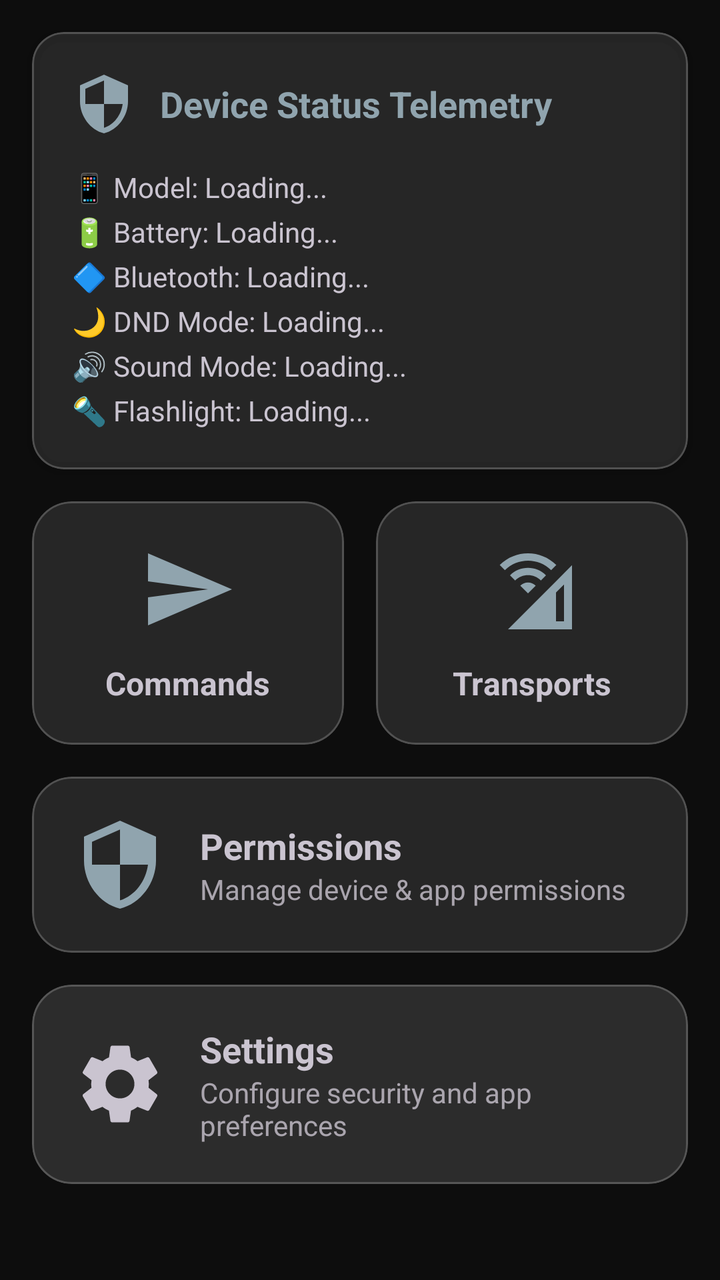
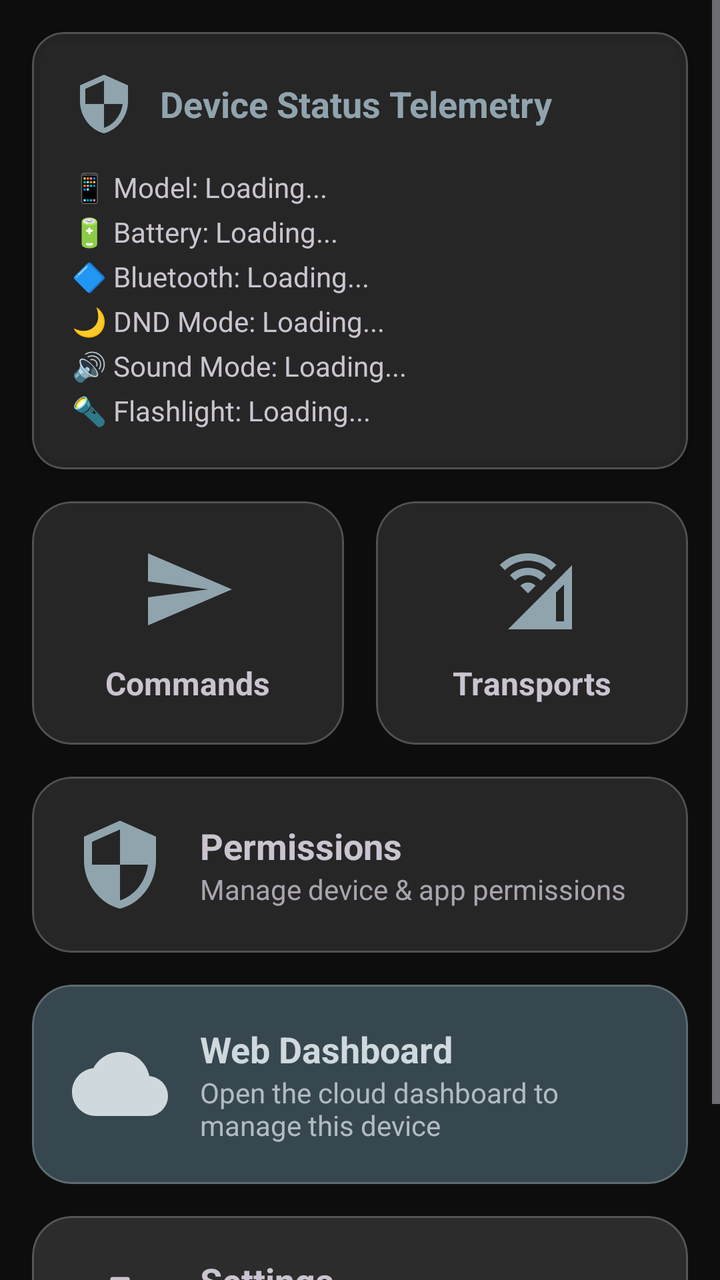

The first picture is an Android layout as it rendered before a commit; the second is the same layout after the commit. The layout source and the unified diff follow.
<!-- AndroidManifest.xml: application theme Theme.Veto -->
<!-- res/layout/fragment_main_page.xml -->
<?xml version="1.0" encoding="utf-8"?>
<ScrollView xmlns:android="http://schemas.android.com/apk/res/android"
    xmlns:app="http://schemas.android.com/apk/res-auto"
    android:layout_width="match_parent"
    android:layout_height="match_parent"
    android:clipToPadding="false"
    android:paddingBottom="16dp">

    <GridLayout
        android:layout_width="match_parent"
        android:layout_height="wrap_content"
        android:columnCount="2"
        android:padding="8dp"
        android:useDefaultMargins="true">

        
        <com.google.android.material.card.MaterialCardView
            android:id="@+id/card_device_info"
            android:layout_width="match_parent"
            android:layout_height="wrap_content"
            android:layout_columnSpan="2"
            android:layout_margin="8dp"
            app:cardElevation="3dp"
            app:cardCornerRadius="16dp">

            <LinearLayout
                android:layout_width="match_parent"
                android:layout_height="wrap_content"
                android:orientation="vertical"
                android:padding="20dp">

                <LinearLayout
                    android:layout_width="match_parent"
                    android:layout_height="wrap_content"
                    android:orientation="horizontal"
                    android:gravity="center_vertical"
                    android:layout_marginBottom="16dp">

                    <ImageView
                        android:layout_width="32dp"
                        android:layout_height="32dp"
                        android:src="@drawable/ic_security"
                        app:tint="?attr/colorPrimary" />

                    <TextView
                        android:layout_width="wrap_content"
                        android:layout_height="wrap_content"
                        android:layout_marginStart="12dp"
                        android:text="Device Status Telemetry"
                        android:textColor="?attr/colorPrimary"
                        android:textSize="18sp"
                        android:textStyle="bold" />
                </LinearLayout>

                <TextView
                    android:id="@+id/tvDeviceDetails"
                    android:layout_width="match_parent"
                    android:layout_height="wrap_content"
                    android:text="📱 Model: Loading...\n🔋 Battery: Loading...\n🔷 Bluetooth: Loading...\n🌙 DND Mode: Loading...\n🔊 Sound Mode: Loading...\n🔦 Flashlight: Loading..."
                    android:textColor="?attr/colorOnSurfaceVariant"
                    android:textSize="14sp"
                    android:lineSpacingExtra="6dp" />
            </LinearLayout>
        </com.google.android.material.card.MaterialCardView>

        
        <com.google.android.material.card.MaterialCardView
            android:id="@+id/card_commands"
            android:layout_width="0dp"
            android:layout_height="wrap_content"
            android:layout_columnWeight="1"
            android:layout_margin="8dp">

            <LinearLayout
                android:layout_width="match_parent"
                android:layout_height="wrap_content"
                android:orientation="vertical"
                android:padding="20dp"
                android:gravity="center">

                <ImageView
                    android:layout_width="48dp"
                    android:layout_height="48dp"
                    android:src="@drawable/ic_send"
                    app:tint="?attr/colorPrimary" />

                <TextView
                    android:layout_width="wrap_content"
                    android:layout_height="wrap_content"
                    android:layout_marginTop="12dp"
                    android:text="Commands"
                    android:textSize="16sp"
                    android:textStyle="bold" />
            </LinearLayout>
        </com.google.android.material.card.MaterialCardView>

        
        <com.google.android.material.card.MaterialCardView
            android:id="@+id/card_transport_channels"
            android:layout_width="0dp"
            android:layout_height="wrap_content"
            android:layout_columnWeight="1"
            android:layout_margin="8dp">

            <LinearLayout
                android:layout_width="match_parent"
                android:layout_height="wrap_content"
                android:orientation="vertical"
                android:padding="20dp"
                android:gravity="center">

                <ImageView
                    android:layout_width="48dp"
                    android:layout_height="48dp"
                    android:src="@drawable/ic_cell_wifi"
                    app:tint="?attr/colorPrimary" />

                <TextView
                    android:layout_width="wrap_content"
                    android:layout_height="wrap_content"
                    android:layout_marginTop="12dp"
                    android:text="Transports"
                    android:textSize="16sp"
                    android:textStyle="bold" />
            </LinearLayout>
        </com.google.android.material.card.MaterialCardView>

        
        <com.google.android.material.card.MaterialCardView
            android:id="@+id/card_permission_manager"
            android:layout_width="match_parent"
            android:layout_height="wrap_content"
            android:layout_columnSpan="2"
            android:layout_margin="8dp">

            <LinearLayout
                android:layout_width="match_parent"
                android:layout_height="wrap_content"
                android:orientation="horizontal"
                android:padding="20dp"
                android:gravity="center_vertical">

                <ImageView
                    android:layout_width="48dp"
                    android:layout_height="48dp"
                    android:src="@drawable/ic_security"
                    app:tint="?attr/colorPrimary" />

                <LinearLayout
                    android:layout_width="match_parent"
                    android:layout_height="wrap_content"
                    android:orientation="vertical"
                    android:layout_marginStart="16dp">
                    <TextView
                        android:layout_width="wrap_content"
                        android:layout_height="wrap_content"
                        android:text="Permissions"
                        android:textSize="18sp"
                        android:textStyle="bold" />
                    <TextView
                        android:layout_width="wrap_content"
                        android:layout_height="wrap_content"
                        android:text="Manage device &amp; app permissions"
                        android:textColor="?attr/colorOnSurfaceVariant"
                        android:alpha="0.8"
                        android:textSize="14sp" />
                </LinearLayout>
            </LinearLayout>
        </com.google.android.material.card.MaterialCardView>


        
        <com.google.android.material.card.MaterialCardView
            android:id="@+id/card_settings"
            android:layout_width="match_parent"
            android:layout_height="wrap_content"
            android:layout_columnSpan="2"
            android:layout_margin="8dp"
            app:cardBackgroundColor="?attr/colorSurfaceVariant">

            <LinearLayout
                android:layout_width="match_parent"
                android:layout_height="wrap_content"
                android:orientation="horizontal"
                android:padding="20dp"
                android:gravity="center_vertical">

                <ImageView
                    android:layout_width="48dp"
                    android:layout_height="48dp"
                    android:src="@drawable/ic_settings"
                    app:tint="?attr/colorOnSurfaceVariant" />

                <LinearLayout
                    android:layout_width="match_parent"
                    android:layout_height="wrap_content"
                    android:orientation="vertical"
                    android:layout_marginStart="16dp">
                    <TextView
                        android:layout_width="wrap_content"
                        android:layout_height="wrap_content"
                        android:text="Settings"
                        android:textSize="18sp"
                        android:textColor="?attr/colorOnSurfaceVariant"
                        android:textStyle="bold" />
                    <TextView
                        android:layout_width="wrap_content"
                        android:layout_height="wrap_content"
                        android:text="Configure security and app preferences"
                        android:textColor="?attr/colorOnSurfaceVariant"
                        android:alpha="0.8"
                        android:textSize="14sp" />
                </LinearLayout>
            </LinearLayout>
        </com.google.android.material.card.MaterialCardView>

    </GridLayout>
</ScrollView>
<!-- resources referenced by this layout -->
<resources>
  <color name="colorIcon">#CFD8DC</color>
  <style name="AppTheme" parent="Theme.Material3.Dark.NoActionBar">
          <item name="android:windowBackground">@drawable/bg</item>
          <item name="colorPrimary">@color/md_theme_primary</item>
          <item name="colorOnPrimary">@color/md_theme_onPrimary</item>
          <item name="colorPrimaryContainer">@color/md_theme_primaryContainer</item>
          <item name="colorOnPrimaryContainer">@color/md_theme_onPrimaryContainer</item>
          <item name="colorSecondary">@color/md_theme_secondary</item>
          <item name="colorOnSecondary">@color/md_theme_onSecondary</item>
          <item name="colorSecondaryContainer">@color/md_theme_secondaryContainer</item>
          <item name="colorOnSecondaryContainer">@color/md_theme_onSecondaryContainer</item>
          <item name="colorTertiary">@color/md_theme_tertiary</item>
          <item name="colorOnTertiary">@color/md_theme_onTertiary</item>
          <item name="colorTertiaryContainer">@color/md_theme_tertiaryContainer</item>
          <item name="colorOnTertiaryContainer">@color/md_theme_onTertiaryContainer</item>
          <item name="colorError">@color/md_theme_error</item>
          <item name="colorOnError">@color/md_theme_onError</item>
          <item name="colorErrorContainer">@color/md_theme_errorContainer</item>
          <item name="colorOnErrorContainer">@color/md_theme_onErrorContainer</item>
          <item name="android:colorBackground">@color/md_theme_background</item>
          <item name="colorOnBackground">@color/md_theme_onBackground</item>
          <item name="colorSurface">@color/md_theme_surface</item>
          <item name="colorOnSurface">@color/md_theme_onSurface</item>
          <item name="colorSurfaceVariant">@color/md_theme_surfaceVariant</item>
          <item name="colorOnSurfaceVariant">@color/md_theme_onSurfaceVariant</item>
          <item name="colorOutline">@color/md_theme_outline</item>
          <item name="colorOutlineVariant">@color/md_theme_outlineVariant</item>
          <item name="colorSurfaceInverse">@color/md_theme_inverseSurface</item>
          <item name="colorOnSurfaceInverse">@color/md_theme_inverseOnSurface</item>
          <item name="colorPrimaryInverse">@color/md_theme_inversePrimary</item>
          
          
          <item name="materialCardViewStyle">@style/Widget.LCLD.GlassCard</item>
      </style>
  <color name="md_theme_primary">#90A4AE</color>
  <color name="md_theme_onPrimary">#000000</color>
  <color name="md_theme_secondary">#B0BEC5</color>
  <color name="md_theme_tertiary">#78909C</color>
  <color name="md_theme_error">#FFB4AB</color>
  <color name="md_theme_onError">#690005</color>
  <color name="md_theme_background">#121212</color>
  <color name="md_theme_surface">#1A1A1A</color>
  <color name="md_theme_onSurface">#E6E1E5</color>
  <color name="md_theme_outline">#808080</color>
  <style name="Widget.LCLD.GlassCard" parent="Widget.Material3.CardView.Elevated">
          <item name="cardBackgroundColor">@color/glass_white</item>
          <item name="cardElevation">0dp</item>
          <item name="shapeAppearanceOverlay">@style/ShapeAppearance.LCLD.GlassCard</item>
          <item name="strokeColor">@color/glass_stroke</item>
          <item name="strokeWidth">1dp</item>
      </style>
  <color name="glass_white">#1AFFFFFF</color>
  <style name="ShapeAppearance.LCLD.GlassCard" parent="ShapeAppearance.Material3.MediumComponent">
          <item name="cornerSize">20dp</item>
      </style>
  <color name="glass_stroke">#33FFFFFF</color>
  <!-- unchanged entries left out for length: 24 -->
</resources>

<!-- the commit's change to res/layout/fragment_main_page.xml (unified diff, before → after) -->
@@ -168,6 +168,50 @@
             </LinearLayout>
         </com.google.android.material.card.MaterialCardView>
 
+        
+        <com.google.android.material.card.MaterialCardView
+            android:id="@+id/card_dashboard"
+            android:layout_width="match_parent"
+            android:layout_height="wrap_content"
+            android:layout_columnSpan="2"
+            android:layout_margin="8dp"
+            app:cardBackgroundColor="?attr/colorPrimaryContainer">
+
+            <LinearLayout
+                android:layout_width="match_parent"
+                android:layout_height="wrap_content"
+                android:orientation="horizontal"
+                android:padding="20dp"
+                android:gravity="center_vertical">
+
+                <ImageView
+                    android:layout_width="48dp"
+                    android:layout_height="48dp"
+                    android:src="@drawable/ic_cloud"
+                    app:tint="?attr/colorOnPrimaryContainer" />
+
+                <LinearLayout
+                    android:layout_width="match_parent"
+                    android:layout_height="wrap_content"
+                    android:orientation="vertical"
+                    android:layout_marginStart="16dp">
+                    <TextView
+                        android:layout_width="wrap_content"
+                        android:layout_height="wrap_content"
+                        android:text="Web Dashboard"
+                        android:textSize="18sp"
+                        android:textColor="?attr/colorOnPrimaryContainer"
+                        android:textStyle="bold" />
+                    <TextView
+                        android:layout_width="wrap_content"
+                        android:layout_height="wrap_content"
+                        android:text="Open the cloud dashboard to manage this device"
+                        android:textColor="?attr/colorOnPrimaryContainer"
+                        android:alpha="0.8"
+                        android:textSize="14sp" />
+                </LinearLayout>
+            </LinearLayout>
+        </com.google.android.material.card.MaterialCardView>
 
         
         <com.google.android.material.card.MaterialCardView
<!-- resource entries referenced after the edit -->
@@ -1,5 +1,11 @@
 <!-- resources referenced by this layout -->
 <resources>
+  <!-- drawable ic_cloud (drawable) -->
+  <vector android:height="24dp" android:tint="@color/colorIcon"
+      android:viewportHeight="24" android:viewportWidth="24"
+      android:width="24dp" xmlns:android="http://schemas.android.com/apk/res/android">
+      <path android:fillColor="@android:color/white" android:pathData="M19.35,10.04C18.67,6.59 15.64,4 12,4 9.11,4 6.6,5.64 5.35,8.04 2.34,8.36 0,10.91 0,14c0,3.31 2.69,6 6,6h13c2.76,0 5,-2.24 5,-5 0,-2.64 -2.05,-4.78 -4.65,-4.96z"/>
+  </vector>
   <color name="colorIcon">#CFD8DC</color>
   <style name="AppTheme" parent="Theme.Material3.Dark.NoActionBar">
           <item name="android:windowBackground">@drawable/bg</item>
@@ -32,7 +38,7 @@
           <item name="colorPrimaryInverse">@color/md_theme_inversePrimary</item>
           
           
-          <item name="materialCardViewStyle">@style/Widget.LCLD.GlassCard</item>
+          <item name="materialCardViewStyle">@style/Widget.Veto.GlassCard</item>
       </style>
   <color name="md_theme_primary">#90A4AE</color>
   <color name="md_theme_onPrimary">#000000</color>
@@ -44,15 +50,15 @@
   <color name="md_theme_surface">#1A1A1A</color>
   <color name="md_theme_onSurface">#E6E1E5</color>
   <color name="md_theme_outline">#808080</color>
-  <style name="Widget.LCLD.GlassCard" parent="Widget.Material3.CardView.Elevated">
+  <style name="Widget.Veto.GlassCard" parent="Widget.Material3.CardView.Elevated">
           <item name="cardBackgroundColor">@color/glass_white</item>
           <item name="cardElevation">0dp</item>
-          <item name="shapeAppearanceOverlay">@style/ShapeAppearance.LCLD.GlassCard</item>
+          <item name="shapeAppearanceOverlay">@style/ShapeAppearance.Veto.GlassCard</item>
           <item name="strokeColor">@color/glass_stroke</item>
           <item name="strokeWidth">1dp</item>
       </style>
   <color name="glass_white">#1AFFFFFF</color>
-  <style name="ShapeAppearance.LCLD.GlassCard" parent="ShapeAppearance.Material3.MediumComponent">
+  <style name="ShapeAppearance.Veto.GlassCard" parent="ShapeAppearance.Material3.MediumComponent">
           <item name="cornerSize">20dp</item>
       </style>
   <color name="glass_stroke">#33FFFFFF</color>
